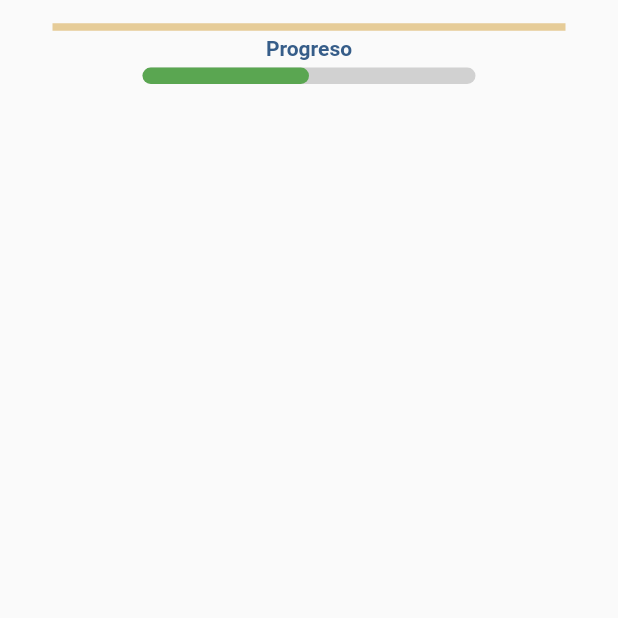
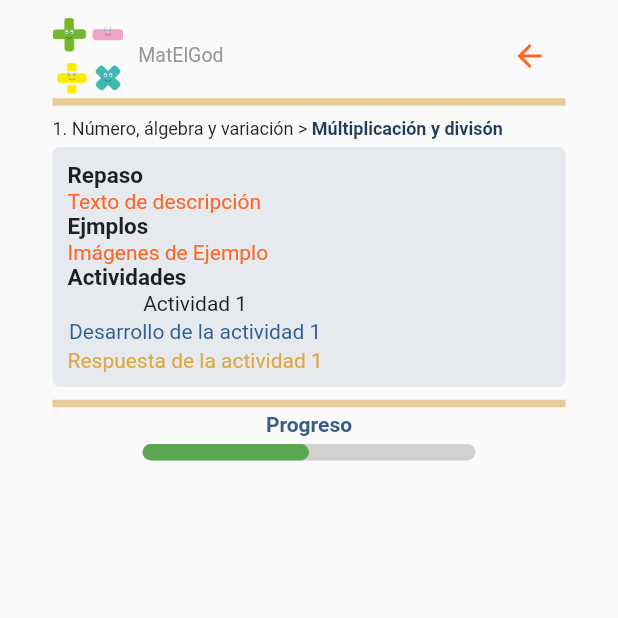
Before and after one commit to JosueNSoto/matematicas_para_primaria, a Flutter app: the sum_res screen opened directly, on a phone screen of 412 x 824 dp, the top half of it. Run offline on Flutter 3.47's test engine with Material 2 defaults, Android fonts, the phone set to English and light mode, and no system bars; drawn by our look-alikes of percent_indicator; our stand-ins replace sqflite; accounts and stored records are empty.

Commit message:
pantallas del eje 1 iniciadas

```diff
--- a/lib/Eje1/act2_sum_res.dart
+++ b/lib/Eje1/act2_sum_res.dart
@@ -11,16 +11,111 @@ class _sum_resState extends State<sum_res> {
   var act2;
   Widget build(BuildContext context) {
     // TODO: implement build
+    var aAct2_E1;
     return Scaffold(
       body: SingleChildScrollView(
         child: Container(
-          padding: EdgeInsets.only(
-            left: 35,
-            right: 35,
-            top: 12,
-          ),
+          padding: EdgeInsets.only(left: 35, right: 35, top: 12),
           child: Column(
             children: [
+              //Margen Superior
+              margenSup_Actividades(context, aAct2_E1),
+              SizedBox(height: 5),
+              Row(
+                children: [
+                  Text(
+                    "1. Número, álgebra y variación > ",
+                    style: TextStyle(fontSize: 12),
+                  ),
+                  Text(
+                    "Múltiplicación y divisón",
+                    style: TextStyle(
+                        fontWeight: FontWeight.bold,
+                        color: Color.fromARGB(255, 30, 59, 92),
+                        fontSize: 12),
+                  ),
+                ],
+              ),
+              SizedBox(height: 5),
+              Container(
+                padding: EdgeInsets.all(10.0),
+                decoration: BoxDecoration(
+                  borderRadius: BorderRadius.circular(5),
+                  //border: Border.all(color: Colors.amber),
+                  color: Color.fromRGBO(54, 93, 137, 0.1),
+                ),
+                width: 345,
+                /*height: 150,*/
+                child: Column(
+                  crossAxisAlignment: CrossAxisAlignment.start,
+                  children: [
+                    Text(
+                      "Repaso",
+                      style: TextStyle(
+                        fontWeight: FontWeight.bold,
+                        fontSize: 15,
+                      ),
+                    ),
+                    Container(
+                      child: Column(
+                        children: [
+                          Text(
+                            "Texto de descripción",
+                            style: TextStyle(
+                              color: Color.fromRGBO(254, 102, 37, 1),
+                            ),
+                          ),
+                        ],
+                      ),
+                    ),
+                    Text(
+                      "Ejmplos",
+                      style: TextStyle(
+                        fontWeight: FontWeight.bold,
+                        fontSize: 15,
+                      ),
+                    ),
+                    Container(
+                      child: Text(
+                        "Imágenes de Ejemplo",
+                        style: TextStyle(
+                          color: Color.fromRGBO(254, 102, 37, 1),
+                        ),
+                      ),
+                    ),
+                    Text(
+                      "Actividades",
+                      style: TextStyle(
+                        fontWeight: FontWeight.bold,
+                        fontSize: 15,
+                      ),
+                    ),
+                    Container(
+                      child: Column(
+                        children: [
+                          Text("Actividad 1"),
+                          SizedBox(height: 3),
+                          Text(
+                            "Desarrollo de la actividad 1",
+                            style: TextStyle(
+                              color: Color.fromARGB(255, 49, 95, 148),
+                            ),
+                          ),
+                          SizedBox(height: 3),
+                          Text(
+                            "Respuesta de la actividad 1",
+                            style: TextStyle(
+                              color: Color.fromARGB(255, 221, 169, 66),
+                            ),
+                          ),
+                        ],
+                      ),
+                    ),
+                  ],
+                ),
+              ),
+              //Margen Inferior
+              SizedBox(height: 5),
               margenInf_Actividades(context),
             ],
           ),
```
Also changed, not shown: lib/Eje1/act1_numero.dart (+54 -2 lines), lib/Eje1/act3_mult_div.dart (+125 -0 lines), lib/mainMenu.dart (+8 -1 lines).
